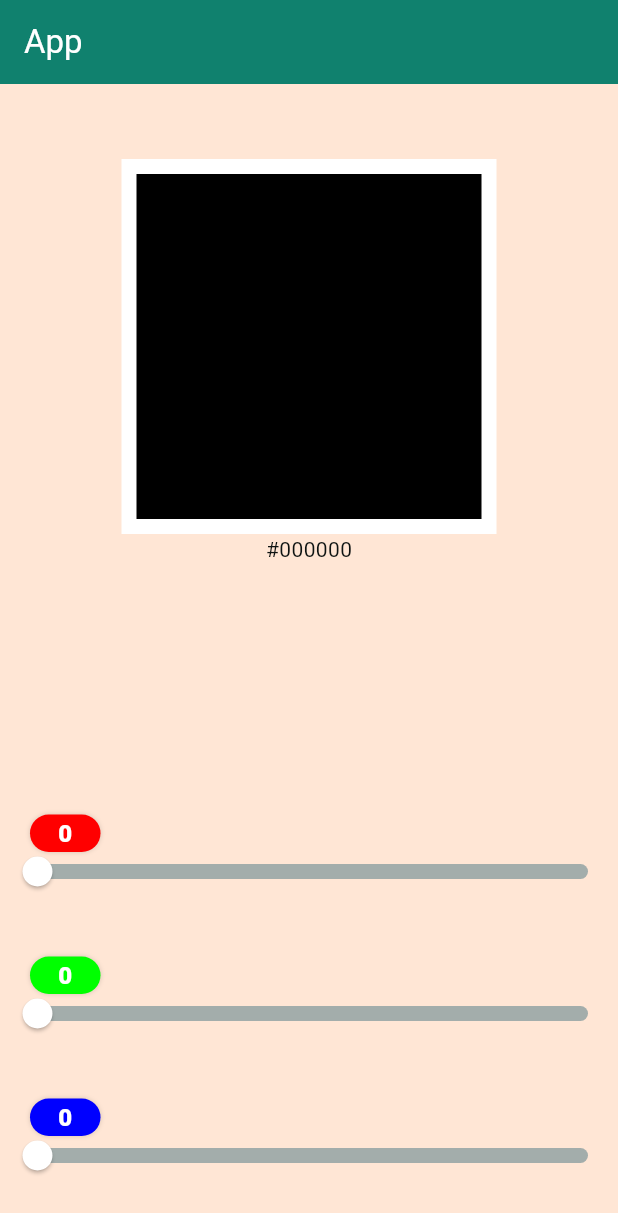
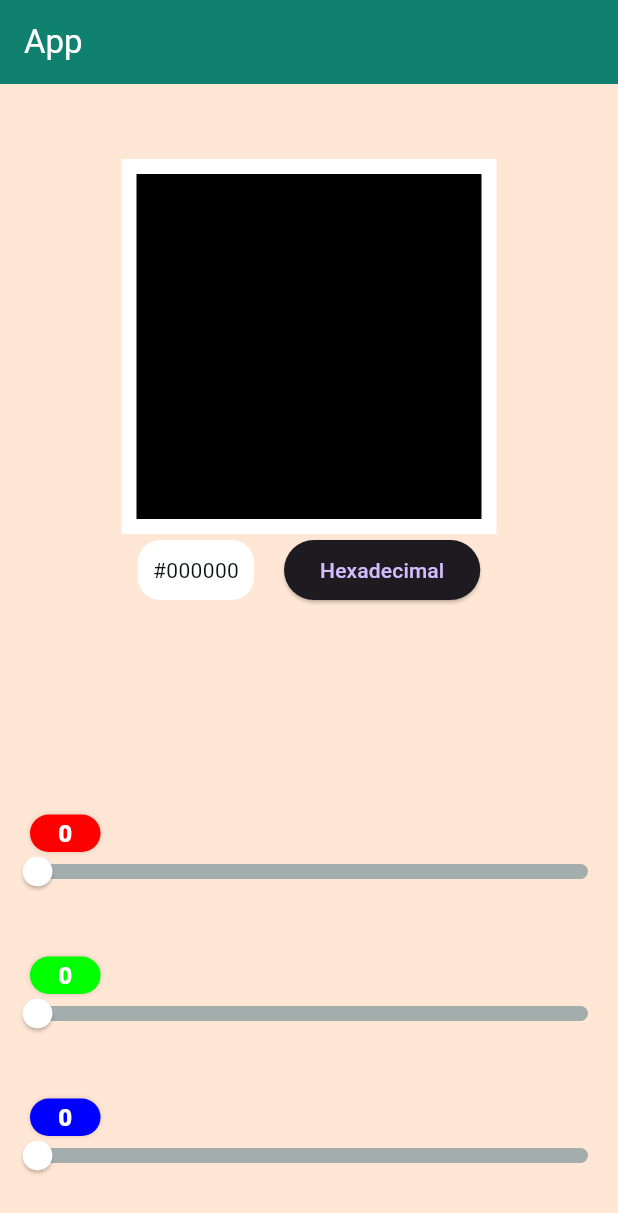
Before and after one commit to RhianVinicius/flutter-ex003, a Flutter app: the screen it shows after launch, on a phone screen of 412 x 824 dp. Shown: the top 1213 px of the screen. Run offline on Flutter 3.47's test engine with Material 3 defaults, Android fonts, the phone set to English and light mode, and no system bars.

Commit message:
implement color formats logic

```diff
--- a/lib/pages/home_page_content.dart
+++ b/lib/pages/home_page_content.dart
@@ -2,6 +2,8 @@ import 'package:flutter/material.dart';
 import 'package:flutter_ex001/stateful_widgets/app_slider.dart';
 import 'package:flutter_ex001/stateful_widgets/app_slider_label.dart';
 import 'package:flutter_ex001/theme/app_colors.dart';
+
+enum ColorFormats {hex, rgb}
 
 class HomePageContent extends StatefulWidget {
   const HomePageContent ({super.key});
@@ -17,8 +19,27 @@ class HomePageContentState extends State<HomePageContent> {
   double _redValue = 0;
   double _greenValue = 0;
   double _blueValue = 0;
+  ColorFormats _currentFormat = ColorFormats.hex;
+  String _currentFormatName = 'Hexadecimal';
 
-  Color _currentColor() {
+  String _convertColor(Color color) {
+    switch (_currentFormat) {
+      case ColorFormats.hex:
+        _currentFormatName = 'Hexadecimal';
+        return _convertToHex(color);
+      case ColorFormats.rgb:
+        _currentFormatName = 'RGB';
+        return _converToRGB(color);
+    }
+  }
+
+  void _updateCurrentFormat() {
+    setState(() {
+      _currentFormat = ColorFormats.values[(_currentFormat.index + 1) % ColorFormats.values.length];
+    });
+  }
+
+  Color _returnCurrentColor() {
     return Color.fromARGB(
       255,
       int.parse(_redValue.toStringAsFixed(0)),
@@ -35,7 +56,10 @@ class HomePageContentState extends State<HomePageContent> {
   }
 
   String _converToRGB(Color color) {
-    return 'rbg(${color.r * 255}, ${color.g * 255}, ${color.b * 255})';
+    return 'rgb('
+      '${(color.r * 255).toStringAsFixed(0)}, '
+      '${(color.g * 255).toStringAsFixed(0)}, '
+      '${(color.b * 255).toStringAsFixed(0)})';
   }
 
 
@@ -78,15 +102,36 @@ class HomePageContentState extends State<HomePageContent> {
                       child: Container(
                         width: 230,
                         height: 230,
-                        color: _currentColor(),
+                        color: _returnCurrentColor(),
                       ),
                     )
                   ),
-                  Text(
-                    _convertToHex(_currentColor()),
-                    style: TextStyle(
-                      color: AppColors.black
-                    ),
+                  Row(
+                    mainAxisAlignment: MainAxisAlignment.center,
+                    children: [
+                      Container(
+                        margin: EdgeInsets.symmetric(horizontal: 10),
+                        padding: EdgeInsets.all(10),
+                        decoration: BoxDecoration(
+                          color: AppColors.white,
+                          borderRadius: BorderRadius.circular(15)
+                        ),
+                        child: Text(
+                          _convertColor(_returnCurrentColor()),
+
+                          style: TextStyle(
+                            color: AppColors.black
+                          ),
+                        ),
+                      ),
+                      Container(
+                        margin: EdgeInsets.symmetric(horizontal: 10),
+                        child: ElevatedButton(
+                          onPressed: _updateCurrentFormat,
+                          child: Text(_currentFormatName)
+                        ),
+                      )
+                    ],
                   )
                 ],
               )
--- a/lib/theme/app_colors.dart
+++ b/lib/theme/app_colors.dart
@@ -13,9 +13,9 @@ class AppColors {
 
   static const shadow = Color(0x29000000);
 
-  static const green = Color.fromARGB(255, 0, 255, 0);
-  static const red = Color.fromARGB(255, 255, 0, 0);
-  static const blue = Color.fromARGB(255, 0, 0, 255);
+  static const green = Color(0xFF00FF00);
+  static const red = Color(0xFFFF0000);
+  static const blue = Color(0xFF0000FF);
 
   static const white = Color(0xFFFFFFFF);
   static const grey = Color(0xFF6B7774);
```
